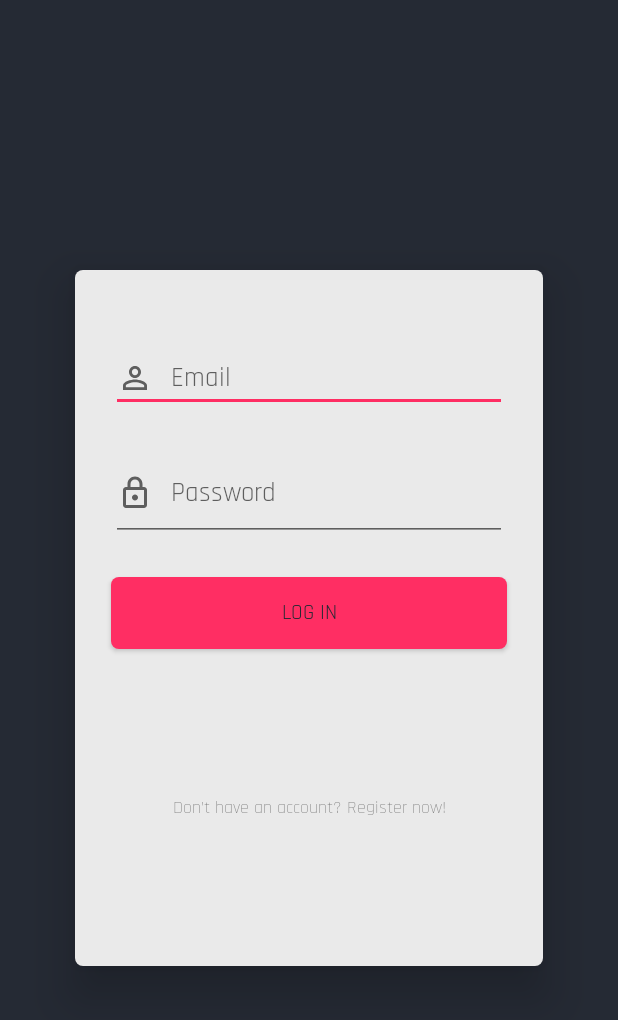
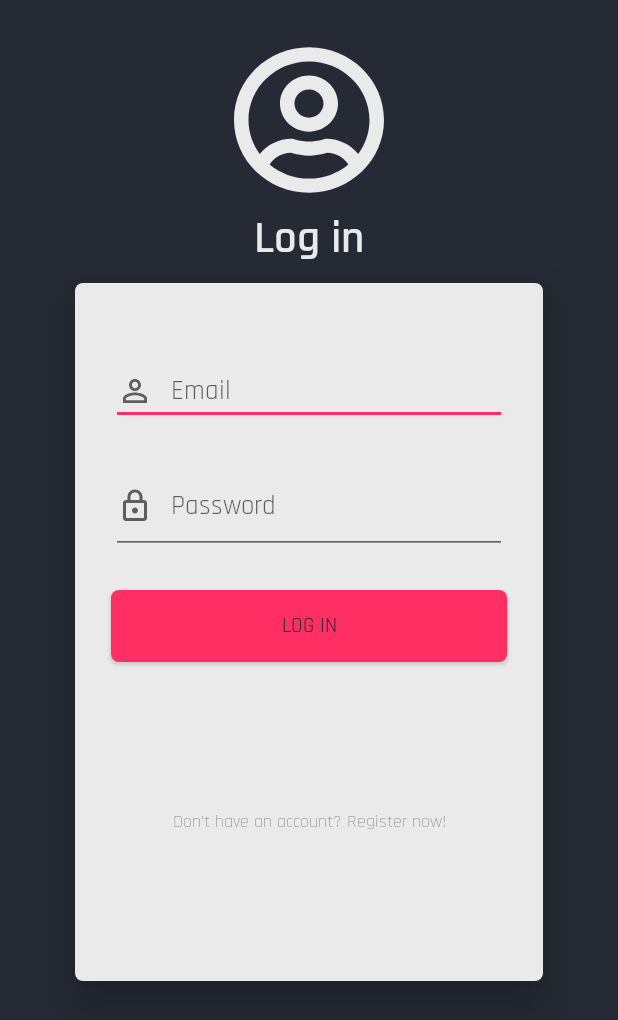
Before and after one commit to Andrei250/covidhelper, an Android app: the LoginActivity screen opened directly, with no data from a screen before it, on a phone screen of 412 x 824 dp. Shown: the top 1020 px of the screen. Run offline under Robolectric (Android 15) with nearby library versions, the phone set to English and light mode, and no system bars; our stand-ins replace Firebase (no records; nobody signed in at launch, a user with empty details on screens opened directly).

Commit message:
login design done

```diff
--- a/app/src/main/res/drawable/ic_user_circle_regular.xml
+++ b/app/src/main/res/drawable/ic_user_circle_regular.xml
@@ -1,9 +1,9 @@
 <vector xmlns:android="http://schemas.android.com/apk/res/android"
-    android:width="496dp"
-    android:height="512dp"
+    android:width="100dp"
+    android:height="100dp"
     android:viewportWidth="496"
     android:viewportHeight="512">
   <path
       android:pathData="M248,104c-53,0 -96,43 -96,96s43,96 96,96 96,-43 96,-96 -43,-96 -96,-96zM248,248c-26.5,0 -48,-21.5 -48,-48s21.5,-48 48,-48 48,21.5 48,48 -21.5,48 -48,48zM248,8C111,8 0,119 0,256s111,248 248,248 248,-111 248,-248S385,8 248,8zM248,456c-49.7,0 -95.1,-18.3 -130.1,-48.4 14.9,-23 40.4,-38.6 69.6,-39.5 20.8,6.4 40.6,9.6 60.5,9.6s39.7,-3.1 60.5,-9.6c29.2,1 54.7,16.5 69.6,39.5 -35,30.1 -80.4,48.4 -130.1,48.4zM410.7,371.9c-24.4,-31.4 -62.1,-51.9 -105.1,-51.9 -10.2,0 -26,9.6 -57.6,9.6 -31.5,0 -47.4,-9.6 -57.6,-9.6 -42.9,0 -80.6,20.5 -105.1,51.9C61.9,339.2 48,299.2 48,256c0,-110.3 89.7,-200 200,-200s200,89.7 200,200c0,43.2 -13.9,83.2 -37.3,115.9z"
-      android:fillColor="@color/black"/>
+      android:fillColor="@color/colorLight"/>
 </vector>
--- a/app/src/main/res/layout/activity_login.xml
+++ b/app/src/main/res/layout/activity_login.xml
@@ -7,19 +7,32 @@
     android:background="@color/colorPrimaryDark"
     tools:context=".LoginActivity">
 
+    <ImageView
+        android:id="@+id/imageView3"
+        android:layout_width="wrap_content"
+        android:layout_height="wrap_content"
+        android:layout_marginStart="32dp"
+        android:layout_marginTop="30dp"
+        android:layout_marginEnd="32dp"
+        app:layout_constraintEnd_toEndOf="parent"
+        app:layout_constraintStart_toStartOf="parent"
+        app:layout_constraintTop_toTopOf="parent"
+        app:srcCompat="@drawable/ic_user_circle_regular" />
+
     <androidx.constraintlayout.widget.ConstraintLayout
+        android:id="@+id/constraintLayout"
         android:layout_width="0dp"
         android:layout_height="0dp"
         android:layout_marginStart="50dp"
-        android:layout_marginTop="180dp"
+        android:layout_marginTop="10dp"
         android:layout_marginEnd="50dp"
-        android:layout_marginBottom="180dp"
+        android:layout_marginBottom="170dp"
         android:background="@drawable/bg_login"
         android:elevation="20dp"
         app:layout_constraintBottom_toBottomOf="parent"
         app:layout_constraintEnd_toEndOf="parent"
         app:layout_constraintStart_toStartOf="parent"
-        app:layout_constraintTop_toTopOf="parent">
+        app:layout_constraintTop_toBottomOf="@+id/textView3">
 
         <EditText
             android:id="@+id/idLogInEmail"
@@ -34,10 +47,10 @@
             android:hint="@string/Email"
             android:inputType="textEmailAddress"
             android:selectAllOnFocus="true"
+            android:theme="@style/AppTheme"
             app:layout_constraintEnd_toEndOf="parent"
             app:layout_constraintStart_toStartOf="parent"
-            app:layout_constraintTop_toTopOf="parent"
-            android:theme="@style/AppTheme"/>
+            app:layout_constraintTop_toTopOf="parent" />
 
         <EditText
             android:id="@+id/idLogInPassword"
@@ -47,6 +60,7 @@
             android:layout_marginTop="32dp"
             android:layout_marginEnd="24dp"
             android:drawableStart="@drawable/ic_outline_lock_24"
+            android:drawablePadding="12dp"
             android:fontFamily="@font/rajdhani"
             android:hint="@string/prompt_password"
             android:imeActionLabel="@string/action_sign_in_short"
@@ -54,11 +68,10 @@
             android:inputType="textPassword"
             android:paddingBottom="20dp"
             android:selectAllOnFocus="true"
+            android:theme="@style/AppTheme"
             app:layout_constraintEnd_toEndOf="parent"
             app:layout_constraintStart_toStartOf="parent"
-            app:layout_constraintTop_toBottomOf="@+id/idLogInEmail"
-            android:drawablePadding="12dp"
-            android:theme="@style/AppTheme"/>
+            app:layout_constraintTop_toBottomOf="@+id/idLogInEmail" />
 
         <Button
             android:id="@+id/idLogInBtn"
@@ -97,4 +110,19 @@
 
     </androidx.constraintlayout.widget.ConstraintLayout>
 
+    <TextView
+        android:id="@+id/textView3"
+        android:layout_width="wrap_content"
+        android:layout_height="wrap_content"
+        android:layout_marginStart="32dp"
+        android:layout_marginTop="10dp"
+        android:layout_marginEnd="32dp"
+        android:fontFamily="@font/rajdhani_semibold"
+        android:text="@string/log_in"
+        android:textColor="@color/colorLight"
+        android:textSize="30sp"
+        app:layout_constraintEnd_toEndOf="parent"
+        app:layout_constraintStart_toStartOf="parent"
+        app:layout_constraintTop_toBottomOf="@+id/imageView3" />
+
 </androidx.constraintlayout.widget.ConstraintLayout>
```
